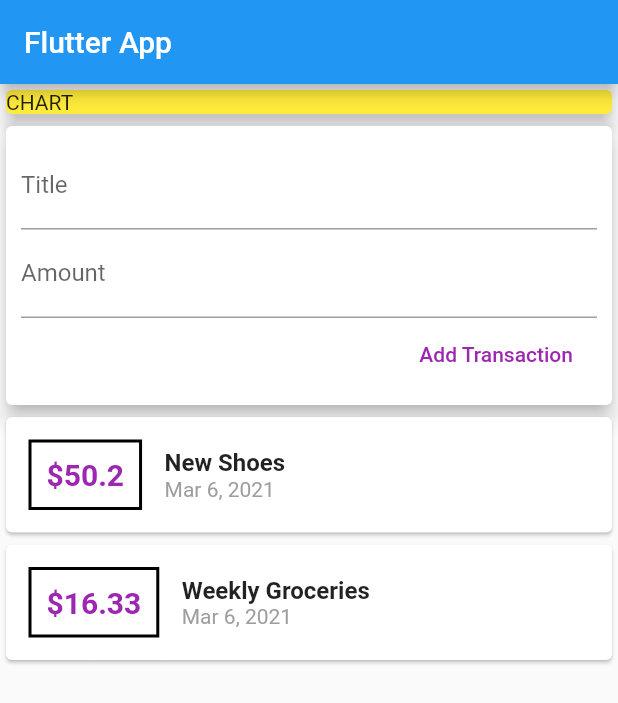
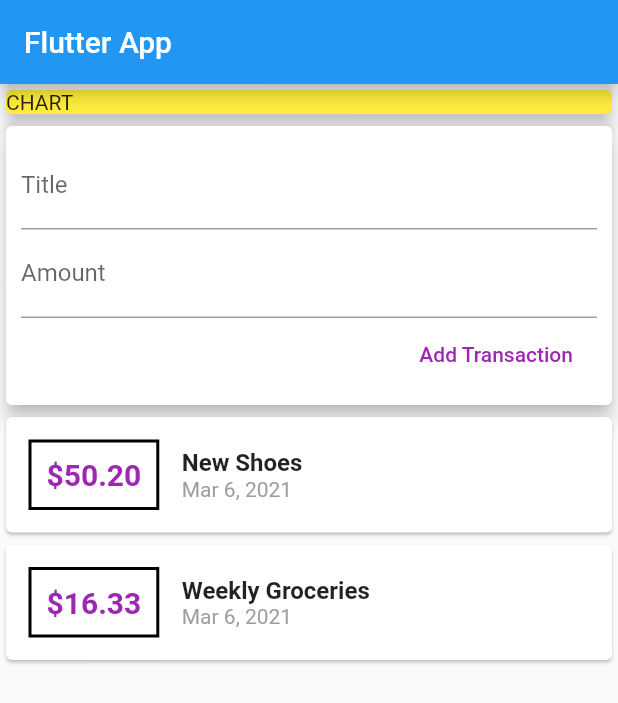
Before and after one commit to mahmoudeid14/ExpensePlannerFlutterApp, a Flutter app: the screen it shows after launch, on a phone screen of 412 x 824 dp. Shown: the top 703 px of the screen. Run offline on Flutter 3.47's test engine with Material 2 defaults, Android fonts, the phone set to English and light mode, and no system bars.

```diff
--- a/lib/widgets/transaction_list.dart
+++ b/lib/widgets/transaction_list.dart
@@ -26,7 +26,7 @@ class TransactionList extends StatelessWidget {
                   )),
                   padding: EdgeInsets.all(10),
                   child: Text(
-                    '\$${transactions[index].amount}',
+                    '\$${transactions[index].amount.toStringAsFixed(2)}', //round numbers
                     style: TextStyle(
                         fontWeight: FontWeight.bold,
                         fontSize: 20,
```
